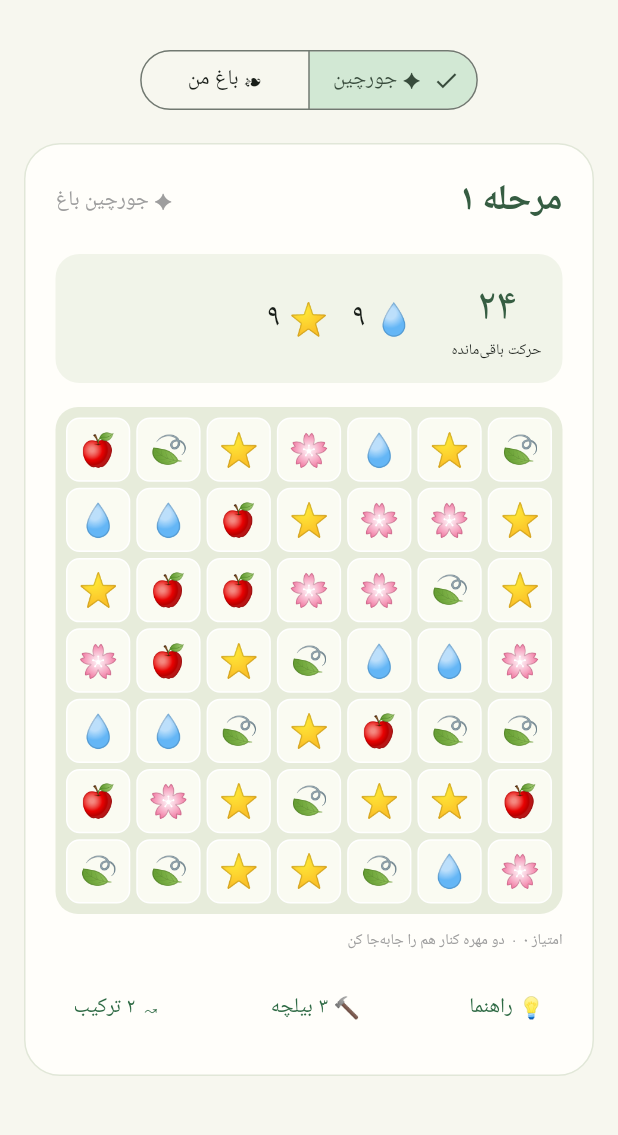
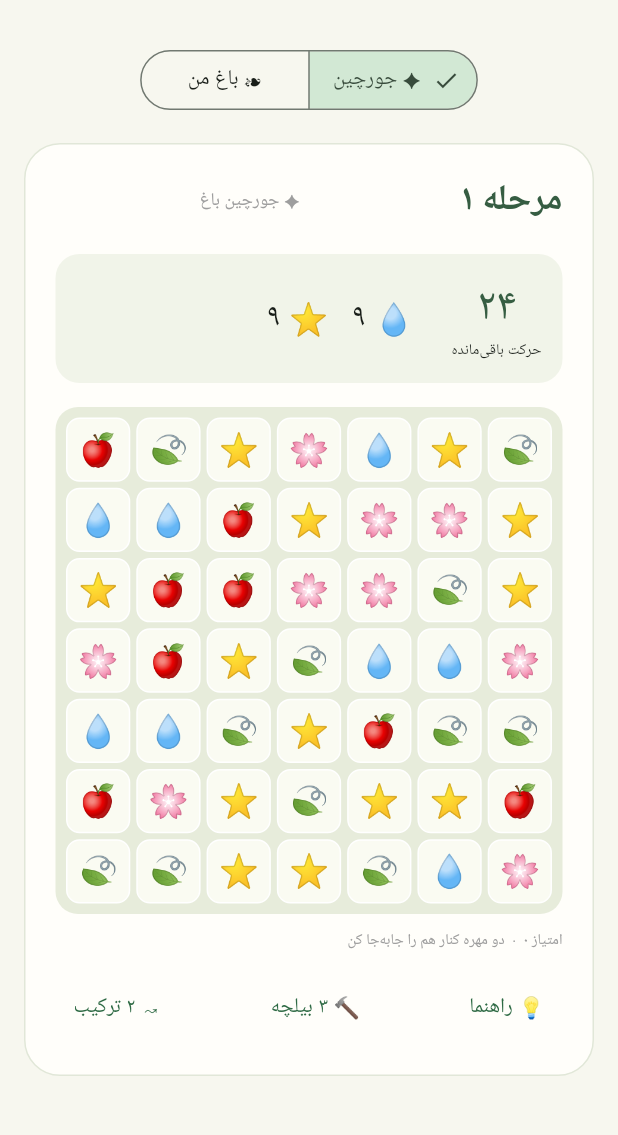
Before and after one commit to Mahmoudmv91/game, a Flutter app: the screen it shows after launch, on a phone screen of 412 x 824 dp, the part 64-1199 px from its top. Run offline on Flutter 3.47's test engine with Material 3 defaults, Android fonts, the phone set to English and light mode, and no system bars; our stand-ins replace shared_preferences; Roboto replaces fonts that are missing (Tahoma).

Commit message:
Constrain the mobile puzzle header and configure Flutter web preview path

```diff
--- a/lib/main.dart
+++ b/lib/main.dart
@@ -78,7 +78,15 @@ class _GardenScreenState extends State<GardenScreen> {
   }
   Widget _panel(Widget child)=>Container(padding:const EdgeInsets.all(20),decoration:BoxDecoration(color:const Color(0xfffffefa),borderRadius:BorderRadius.circular(24),border:Border.all(color:const Color(0xffe1e7d8))),child:child);
   Widget _puzzle()=>_panel(Column(mainAxisSize:MainAxisSize.min,crossAxisAlignment:CrossAxisAlignment.stretch,children:[
-    Row(mainAxisAlignment:MainAxisAlignment.spaceBetween,children:[Text('مرحله ${fa(game.level)}',style:const TextStyle(fontSize:24,fontWeight:FontWeight.bold,color:ink)),const Text('✦ جورچین باغ',style:TextStyle(color:Colors.grey))]),
+    Row(children: [
+      Expanded(child: Text('مرحله ${fa(game.level)}',
+          maxLines: 1, overflow: TextOverflow.ellipsis,
+          style: const TextStyle(fontSize: 24, fontWeight: FontWeight.bold, color: ink))),
+      const SizedBox(width: 12),
+      const Flexible(child: Text('✦ جورچین باغ', maxLines: 1,
+          overflow: TextOverflow.ellipsis,
+          style: TextStyle(fontSize: 12, color: Colors.grey))),
+    ]),
     const SizedBox(height:18),Container(padding:const EdgeInsets.all(14),decoration:BoxDecoration(color:const Color(0xfff1f4e9),borderRadius:BorderRadius.circular(16)),child:Row(children:[
       Column(children:[Text(fa(game.moves),style:const TextStyle(fontSize:30,color:ink)),const Text('حرکت باقی‌مانده',style:TextStyle(fontSize:10))]),const SizedBox(width:25),
       Expanded(child:Wrap(spacing:16,runSpacing:8,children:[...game.goals.entries.map((g)=>Text('${symbols[g.key]} ${fa(max(0,g.value-game.collected[g.key]))}',style:const TextStyle(fontSize:21))),if(game.soilTotal>0)Text('🌱 ${fa(max(0,game.soilTotal-game.soilCleared))}',style:const TextStyle(fontSize:21))])),
```
Also changed, not shown: 1 other file.
